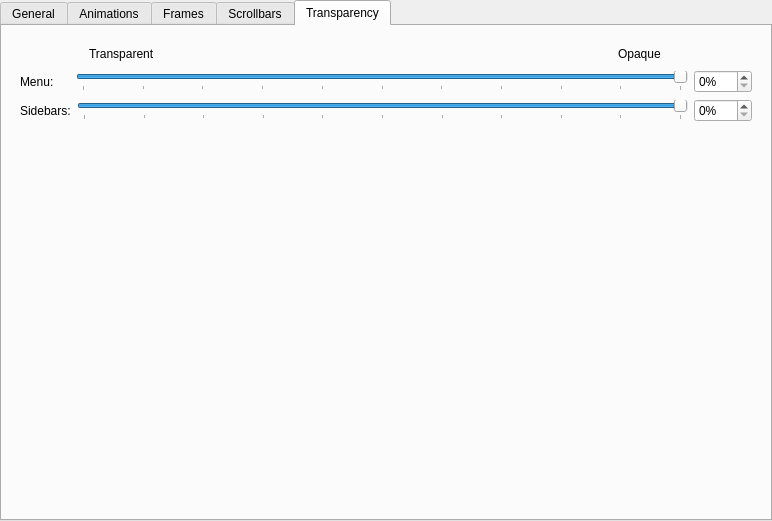
First picture: the form in kstyle/config/ui/lightlystyleconfig.ui, repository taj-ny/Darkly, before the edit.
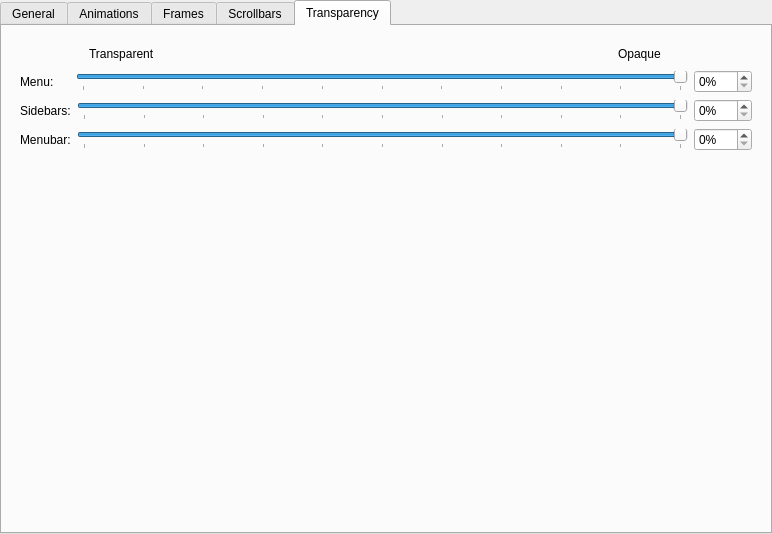
Second picture: the form after the edit. The open tabs and pages were chosen to show the change.

Commit message: issue #43 - added opacity menubar controls

```diff
--- a/kstyle/config/ui/lightlystyleconfig.ui
+++ b/kstyle/config/ui/lightlystyleconfig.ui
@@ -7,7 +7,7 @@
     <x>0</x>
     <y>0</y>
     <width>772</width>
-    <height>521</height>
+    <height>534</height>
    </rect>
   </property>
   <property name="sizePolicy">
@@ -795,6 +795,49 @@
               </item>
              </layout>
             </item>
+            <item>
+             <layout class="QHBoxLayout" name="horizontalLayout">
+              <item>
+               <widget class="QLabel" name="label_7">
+                <property name="text">
+                 <string>Menubar:</string>
+                </property>
+               </widget>
+              </item>
+              <item>
+               <widget class="QSlider" name="_menuBarOpacity">
+                <property name="toolTip">
+                 <string>This only works on color schemes which support transparency</string>
+                </property>
+                <property name="maximum">
+                 <number>100</number>
+                </property>
+                <property name="value">
+                 <number>100</number>
+                </property>
+                <property name="orientation">
+                 <enum>Qt::Orientation::Horizontal</enum>
+                </property>
+                <property name="tickPosition">
+                 <enum>QSlider::TickPosition::TicksBelow</enum>
+                </property>
+                <property name="tickInterval">
+                 <number>10</number>
+                </property>
+               </widget>
+              </item>
+              <item>
+               <widget class="QSpinBox" name="_menuBarOpacitySpinBox">
+                <property name="suffix">
+                 <string>%</string>
+                </property>
+                <property name="maximum">
+                 <number>100</number>
+                </property>
+               </widget>
+              </item>
+             </layout>
+            </item>
             <item>
              <spacer name="verticalSpacer_5">
               <property name="orientation">
```
Left out of the diff: 6 changed lines with no effect on the pictures. The commit also changes 4 other files.
